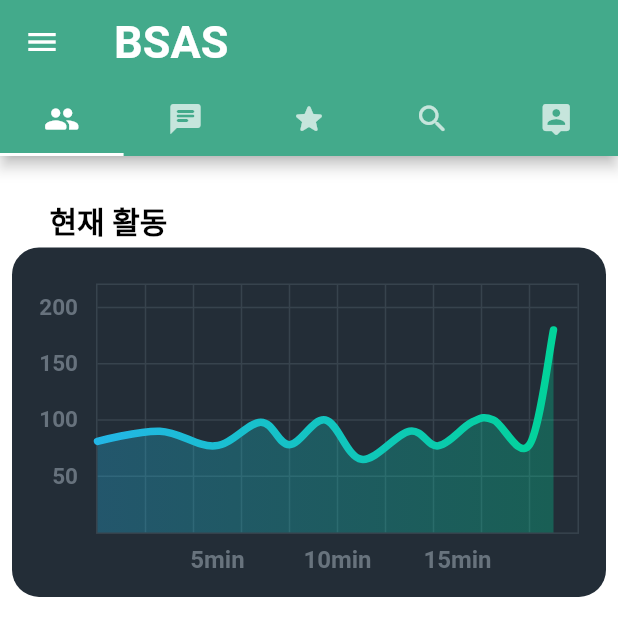
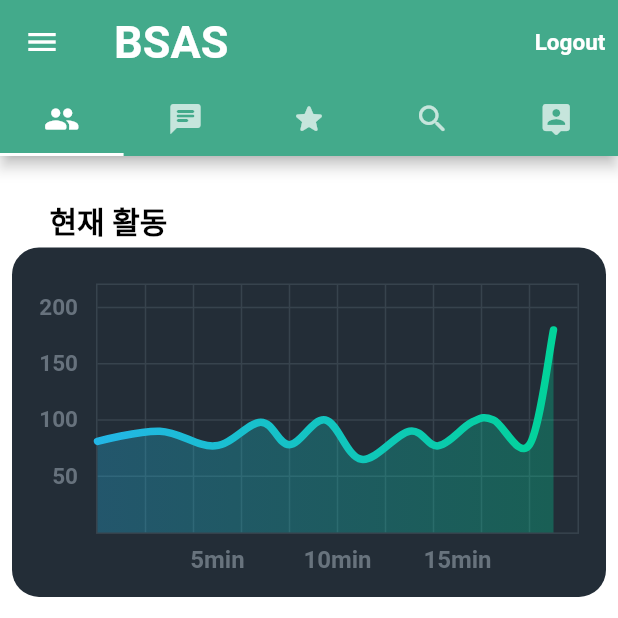
Before and after one commit to leejaehee1/bsas, a Flutter app: the NavigatorPage screen opened by its route, on a phone screen of 412 x 824 dp, the top half of it. Run offline on Flutter 3.47's test engine with Material 2 defaults, Android fonts, the light colour scheme and no system bars; drawn by our look-alikes of fl_chart; our stand-ins replace font_awesome_flutter, google_maps_flutter, sqflite, youtube_player_flutter; accounts and stored records are empty; network calls fail.

Commit message:
login logout

```diff
--- a/flutter/lib/navigate_page.dart
+++ b/flutter/lib/navigate_page.dart
@@ -1,5 +1,6 @@
 import 'package:flutter/cupertino.dart';
 import 'package:flutter/material.dart';
+import 'login_page.dart';
 import 'pages/star_page.dart';
 import 'pages/person_page.dart';
 import 'pages/talk_first.dart';
@@ -12,22 +13,21 @@ class NavigatorPage extends StatefulWidget {
 }
 
 class _NavigatorPageState extends State<NavigatorPage>
-    with SingleTickerProviderStateMixin{
+    with SingleTickerProviderStateMixin {
   late TabController controller;
 
   @override
-  void initState(){
+  void initState() {
     super.initState();
 
     controller = TabController(length: 5, vsync: this);
     controller.addListener(() {
-      setState(() {
-      });
+      setState(() {});
     });
   }
 
   @override
-  void dispose(){
+  void dispose() {
     controller.dispose();
     super.dispose();
   }
@@ -37,52 +37,82 @@ class _NavigatorPageState extends State<NavigatorPage>
       length: 5,
       child: Scaffold(
         appBar: AppBar(
-          title : Text('BSAS',
-          style: TextStyle(
-            fontWeight: FontWeight.bold,
-            fontSize: 30.0,
-            color: Colors.white,
-          ),
+          title: const Text(
+            'BSAS',
+            style: TextStyle(
+              fontWeight: FontWeight.bold,
+              fontSize: 30.0,
+              color: Colors.white,
+            ),
           ),
           leading: IconButton(
-            icon: Icon(Icons.menu,
+            icon: const Icon(
+              Icons.menu,
               // color: Color(0xFF43aa8b),
             ),
-            onPressed: (){}, // -> 추후에 페이지와 항목 적용할 수 있음
+            onPressed: () {}, // -> 추후에 페이지와 항목 적용할 수 있음
           ),
-          // actions: <Widget>[
-          //   IconButton(
-          //     icon: Icon(Icons.notifications_none,
-          //       // color: Color(0xFF43aa8b),
-          //     ),
-          //     onPressed: (){},
-          //   ),
-          // ],
+          actions: <Widget>[
+            TextButton(
+              child: const Text(
+                'Logout',
+                style: TextStyle(
+                  fontWeight: FontWeight.bold,
+                  fontSize: 15.0,
+                  color: Colors.white,
+                ),
+              ),
+              onPressed: () {
+                Navigator.push(context,
+                    MaterialPageRoute(builder: (builder) => LoginPage()));
+              },
+            ),
+          ],
           // centerTitle: true,
           titleSpacing: 20,
           bottom: TabBar(
             indicatorColor: Colors.white,
             controller: controller,
-            tabs: [
-              Tab(icon: Icon(Icons.people_rounded,),), // icon color -> white or color: Color(0xFF43aa8b)
-              Tab(icon: Icon(Icons.chat_rounded, ),),
-              Tab(icon: Icon(Icons.star_rounded,  ),),
-              Tab(icon: Icon(Icons.search_rounded, ),),
-              Tab(icon: Icon(Icons.person_pin_rounded,),)
+            tabs: const [
+              Tab(
+                icon: Icon(
+                  Icons.people_rounded,
+                ),
+              ),
+              // icon color -> white or color: Color(0xFF43aa8b)
+              Tab(
+                icon: Icon(
+                  Icons.chat_rounded,
+                ),
+              ),
+              Tab(
+                icon: Icon(
+                  Icons.star_rounded,
+                ),
+              ),
+              Tab(
+                icon: Icon(
+                  Icons.search_rounded,
+                ),
+              ),
+              Tab(
+                icon: Icon(
+                  Icons.person_pin_rounded,
+                ),
+              )
             ],
           ),
-          backgroundColor: Color(0xFF43aa8b), // or white
+          backgroundColor: const Color(0xFF43aa8b), // or white
         ),
         body: TabBarView(
           controller: controller,
           children: <Widget>[
             PersonPage(), //TAB1
             TalkPageFirst(), //TAB2
-            StarPage(),//TAB3
-            TalkPageSecond(),//TAB4
-            UserInformation(),//TAB5
+            StarPage(), //TAB3
+            TalkPageSecond(), //TAB4
+            UserInformation(), //TAB5
           ],
         ),
-      )
-  );
+      ));
 }
--- a/flutter/lib/pages/person_page.dart
+++ b/flutter/lib/pages/person_page.dart
@@ -408,7 +408,7 @@ class _PersonPageState extends State<PersonPage> {
                 ),
               ),
               // 긴급 호출 버튼 및 페이지 연결
-              SizedBox(height: 20),
+              const SizedBox(height: 20),
               GestureDetector(
                 onTap: (){
                   Navigator.push(context, MaterialPageRoute(builder: (builder) => EmergencyPage()));
@@ -416,18 +416,18 @@ class _PersonPageState extends State<PersonPage> {
                 child: Container(
                   // width: 300,
                   height: 60,
-                  margin:EdgeInsets.symmetric(horizontal: 20.0, vertical: 10),
+                  margin:const EdgeInsets.symmetric(horizontal: 20.0, vertical: 10),
                   decoration: BoxDecoration(
                     color: Colors.red,
                     borderRadius: BorderRadius.circular(20),
                     boxShadow: [
                       BoxShadow(
                         color: Colors.grey.withOpacity(0.4),
-                        offset: Offset(2,5)
+                        offset: const Offset(2,5)
                       ),
                     ]
                   ),
-                  child: Center(
+                  child: const Center(
                     child: Text(
                       "긴급호출",
                       style: TextStyle(
@@ -439,7 +439,7 @@ class _PersonPageState extends State<PersonPage> {
                   ),
                 ),
               ),
-              SizedBox(height: 10)
+              const SizedBox(height: 10)
             ],
           ),
         )
```
Also changed, not shown: flutter/lib/login_page.dart (+78 -23 lines), flutter/lib/model/member.dart (added, +23 -0 lines), flutter/lib/model/member_model.dart (added, +27 -0 lines), 1 other file.
